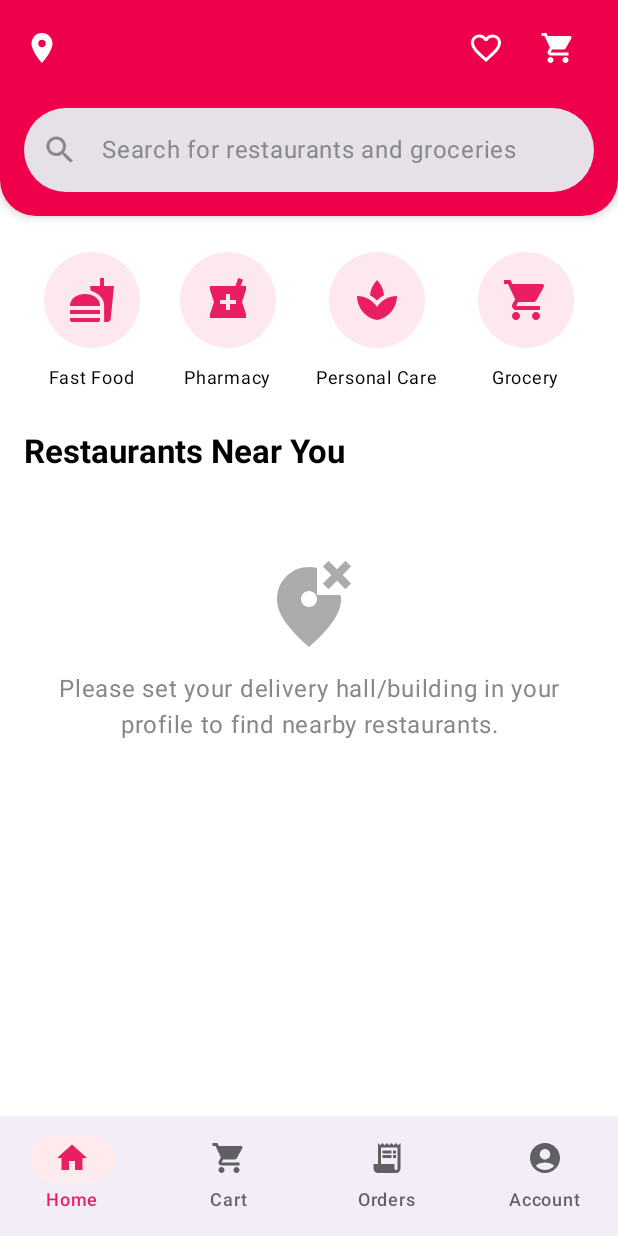
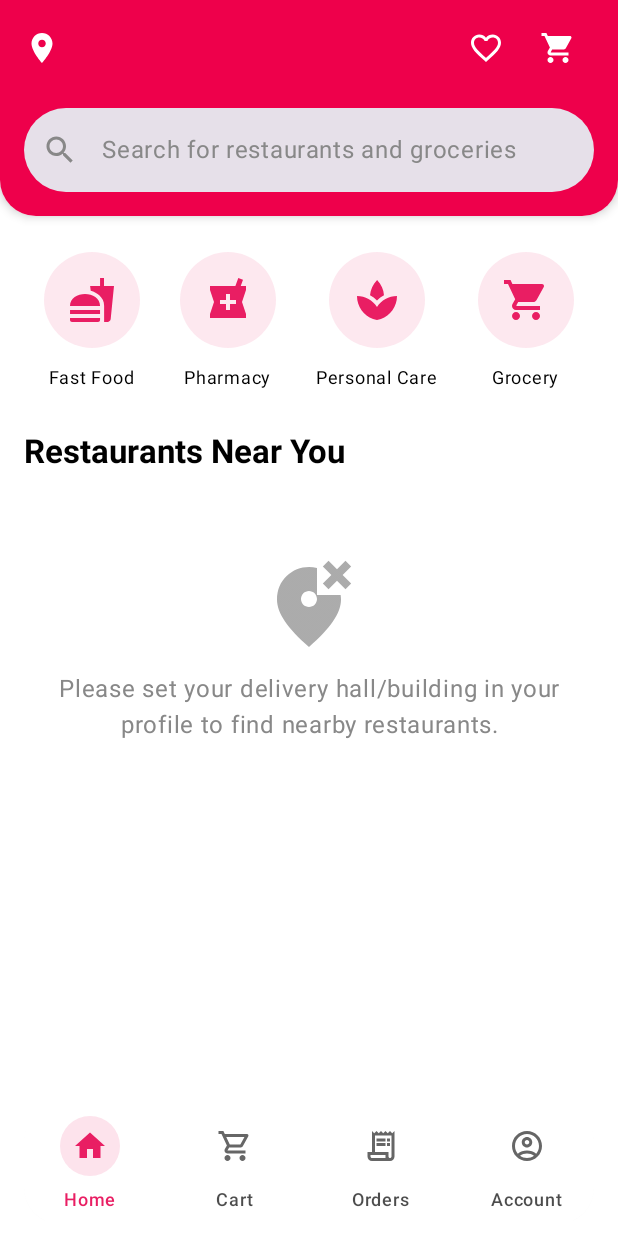
Before and after one commit to BAPPI-SWE/Yumzy, an Android app built with Jetpack Compose: the MainScreen screen opened through its navigation route, on a phone screen of 412 x 824 dp. Run offline under Robolectric (Android 15) with nearby library versions, the phone set to English and light mode, and no system bars; our stand-ins replace Firebase (no records; nobody signed in at launch, a user with empty details on screens opened directly), Room's generated code.

Commit message:
Bottom nav bar Updated

```diff
--- a/app/src/main/java/com/yumzy/app/navigation/MainScreen.kt
+++ b/app/src/main/java/com/yumzy/app/navigation/MainScreen.kt
@@ -1,21 +1,36 @@
 package com.yumzy.app.navigation
 
 import android.widget.Toast
+import androidx.compose.foundation.background
+import androidx.compose.foundation.layout.Box
 import androidx.compose.foundation.layout.padding
+import androidx.compose.foundation.layout.size
+import androidx.compose.foundation.shape.CircleShape
+import androidx.compose.foundation.shape.RoundedCornerShape
 import androidx.compose.material.icons.Icons
 import androidx.compose.material.icons.filled.AccountCircle
 import androidx.compose.material.icons.filled.Edit
 import androidx.compose.material.icons.filled.Home
 import androidx.compose.material.icons.filled.ReceiptLong
 import androidx.compose.material.icons.filled.ShoppingCart
+import androidx.compose.material.icons.outlined.AccountCircle
+import androidx.compose.material.icons.outlined.Home
+import androidx.compose.material.icons.outlined.ReceiptLong
+import androidx.compose.material.icons.outlined.ShoppingCart
 import androidx.compose.material3.*
 import androidx.compose.runtime.Composable
 import androidx.compose.runtime.collectAsState
 import androidx.compose.runtime.getValue
 import androidx.compose.runtime.rememberCoroutineScope
+import androidx.compose.ui.Alignment
 import androidx.compose.ui.Modifier
+import androidx.compose.ui.draw.clip
+import androidx.compose.ui.draw.shadow
+import androidx.compose.ui.graphics.Color
 import androidx.compose.ui.graphics.vector.ImageVector
 import androidx.compose.ui.platform.LocalContext
+import androidx.compose.ui.unit.dp
+import androidx.compose.ui.unit.sp
 import androidx.lifecycle.viewmodel.compose.viewModel
 import androidx.navigation.NavDestination.Companion.hierarchy
 import androidx.navigation.NavGraph.Companion.findStartDestination
@@ -46,11 +61,16 @@ import java.net.URLDecoder
 import java.net.URLEncoder
 import java.nio.charset.StandardCharsets
 
-sealed class Screen(val route: String, val label: String, val icon: ImageVector) {
-    data object Home : Screen("home", "Home", Icons.Default.Home)
-    data object Cart : Screen("cart", "Cart", Icons.Default.ShoppingCart)
-    data object Orders : Screen("orders", "Orders", Icons.Default.ReceiptLong)
-    data object Account : Screen("account", "Account", Icons.Default.AccountCircle)
+sealed class Screen(
+    val route: String,
+    val label: String,
+    val icon: ImageVector,
+    val selectedIcon: ImageVector = icon
+) {
+    data object Home : Screen("home", "Home", Icons.Outlined.Home, Icons.Filled.Home)
+    data object Cart : Screen("cart", "Cart", Icons.Outlined.ShoppingCart, Icons.Filled.ShoppingCart)
+    data object Orders : Screen("orders", "Orders", Icons.Outlined.ReceiptLong, Icons.Filled.ReceiptLong)
+    data object Account : Screen("account", "Account", Icons.Outlined.AccountCircle, Icons.Filled.AccountCircle)
     data object RestaurantMenu : Screen("restaurant_menu", "Menu", Icons.Default.Home)
     data object PreOrderCategoryMenu : Screen("preorder_menu", "Pre-Order Menu", Icons.Default.Home)
     data object SubCategoryList : Screen("sub_category_list", "Sub-Categories", Icons.Default.Home)
@@ -75,20 +95,64 @@ fun MainScreen(onSignOut: () -> Unit) {
 
     Scaffold(
         bottomBar = {
-            NavigationBar {
+            // Modern floating bottom navigation bar
+            Box(
+                modifier = Modifier.padding(horizontal = 16.dp, vertical = 8.dp)
+            ) {
+                NavigationBar(
+                    modifier = Modifier
+                        .clip(RoundedCornerShape(24.dp))
+                        .shadow(
+                            elevation = 8.dp,
+                            shape = RoundedCornerShape(24.dp),
+                            ambientColor = Color.Black.copy(alpha = 0.1f),
+                            spotColor = Color.Black.copy(alpha = 0.1f)
+                        ),
+                    containerColor = MaterialTheme.colorScheme.surface,
+                    tonalElevation = 0.dp
+                ) {
                     val navBackStackEntry by navController.currentBackStackEntryAsState()
                     val currentDestination = navBackStackEntry?.destination
+
                     bottomBarItems.forEach { screen ->
+                        val isSelected = currentDestination?.hierarchy?.any { it.route == screen.route } == true
+
                         NavigationBarItem(
-                        icon = { Icon(screen.icon, contentDescription = screen.label) },
-                        label = { Text(screen.label) },
-                        selected = currentDestination?.hierarchy?.any { it.route == screen.route } == true,
+                            icon = {
+                                Box(
+                                    modifier = if (isSelected) {
+                                        Modifier
+                                            .size(40.dp)
+                                            .background(
+                                                MaterialTheme.colorScheme.primary.copy(alpha = 0.12f),
+                                                CircleShape
+                                            )
+                                    } else {
+                                        Modifier.size(40.dp)
+                                    },
+                                    contentAlignment = Alignment.Center
+                                ) {
+                                    Icon(
+                                        imageVector = if (isSelected) screen.selectedIcon else screen.icon,
+                                        contentDescription = screen.label,
+                                        modifier = Modifier.size(24.dp)
+                                    )
+                                }
+                            },
+                            label = {
+                                Text(
+                                    text = screen.label,
+                                    fontSize = 12.sp,
+                                    maxLines = 1
+                                )
+                            },
+                            selected = isSelected,
                             colors = NavigationBarItemDefaults.colors(
                                 selectedIconColor = MaterialTheme.colorScheme.primary,
                                 selectedTextColor = MaterialTheme.colorScheme.primary,
-                            indicatorColor = MaterialTheme.colorScheme.secondary,
+                                indicatorColor = Color.Transparent,
                                 unselectedIconColor = MaterialTheme.colorScheme.onSurface.copy(alpha = 0.6f),
-                            unselectedTextColor = MaterialTheme.colorScheme.onSurface.copy(alpha = 0.6f)
+                                unselectedTextColor = MaterialTheme.colorScheme.onSurface.copy(alpha = 0.7f)
                             ),
                             onClick = {
                                 navController.navigate(screen.route) {
@@ -100,6 +164,7 @@ fun MainScreen(onSignOut: () -> Unit) {
                                 }
                             }
                         )
+                    }
                 }
             }
         }
```
Lines whose indentation alone changed are shown as unchanged.
